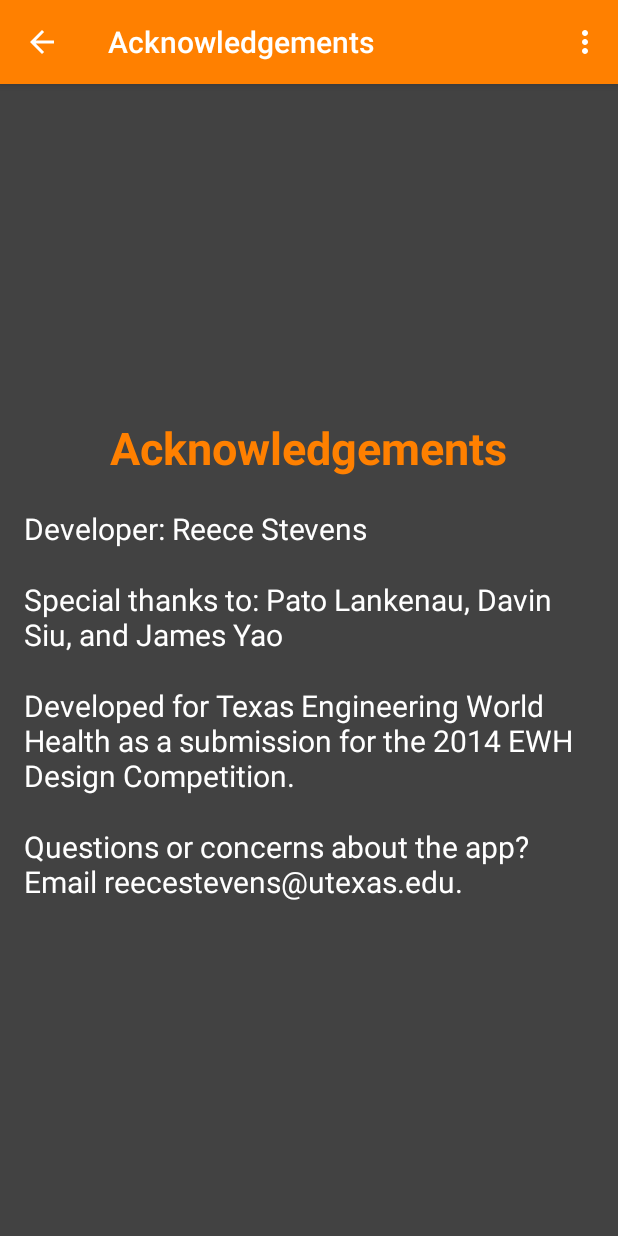
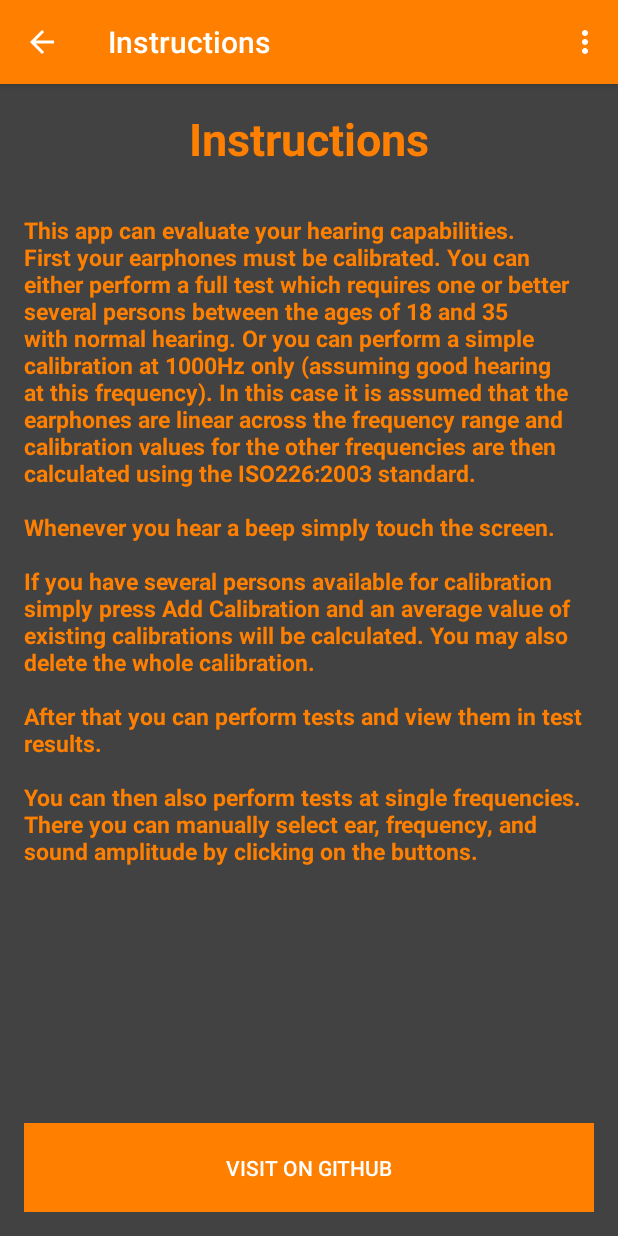
Before and after one commit to woheller69/audiometry, an Android app: the Info screen opened directly, with no data from a screen before it, on a phone screen of 412 x 824 dp. Run offline under Robolectric (Android 15) with nearby library versions, the phone set to English and light mode, and no system bars.

Commit message:
update README.md add instructions

```diff
--- a/app/src/main/java/ut/ewh/audiometrytest/Acknowledgements.java
+++ b/app/src/main/java/ut/ewh/audiometrytest/Info.java
@@ -1,31 +1,32 @@
 package ut.ewh.audiometrytest;
 
-import android.os.Build;
+import android.content.Intent;
+import android.net.Uri;
 import android.os.Bundle;
 import android.support.v7.app.ActionBarActivity;
 import android.view.Menu;
 import android.view.MenuItem;
+import android.view.View;
 import android.view.WindowManager;
-
-import com.github.mikephil.charting.charts.LineChart;
-import com.github.mikephil.charting.data.Entry;
-import com.github.mikephil.charting.data.LineData;
-import com.github.mikephil.charting.data.LineDataSet;
-
-import java.util.ArrayList;
+import android.widget.Button;
 
 
-public class Acknowledgements extends ActionBarActivity {
+public class Info extends ActionBarActivity {
 
     @Override
     protected void onCreate(Bundle savedInstanceState) {
         super.onCreate(savedInstanceState);
-        setContentView(R.layout.activity_acknowledgements);
+        setContentView(R.layout.activity_info);
+        Button github =findViewById(R.id.Github);
+        github.setOnClickListener(new View.OnClickListener() {
+            @Override
+            public void onClick(View v) {
+                startActivity(new Intent(Intent.ACTION_VIEW, Uri.parse("https://github.com/woheller69/audiometer")));
+
+            }
+        });
         getWindow().addFlags(WindowManager.LayoutParams.FLAG_DRAWS_SYSTEM_BAR_BACKGROUNDS);
         getWindow().setStatusBarColor(getResources().getColor(R.color.primary_dark,getTheme()));
-        //ActionBar actionbar = getSupportActionBar();
-        //actionbar.setDisplayHomeAsUpEnabled(true);
-
 
     }
 
@@ -34,7 +35,7 @@ public class Acknowledgements extends ActionBarActivity {
     public boolean onCreateOptionsMenu(Menu menu) {
 
         // Inflate the menu; this adds items to the action bar if it is present.
-        getMenuInflater().inflate(R.menu.acknowledgements, menu);
+        getMenuInflater().inflate(R.menu.info, menu);
         return true;
     }
 
--- a/app/src/main/java/ut/ewh/audiometrytest/MainActivity.java
+++ b/app/src/main/java/ut/ewh/audiometrytest/MainActivity.java
@@ -38,7 +38,7 @@ public class MainActivity extends ActionBarActivity{
     }
 
     /**
-     * goes to TestProctoring activity
+     * goes to PerformTest activity
      * @param view- current view
      */
     public void gotoTest(View view){
@@ -48,7 +48,7 @@ public class MainActivity extends ActionBarActivity{
     }
 
     /**
-     * goes to TestProctoring activity
+     * goes to PerformTest activity
      * @param view- current view
      */
     public void gotoSingleTest(View view){
@@ -65,7 +65,7 @@ public class MainActivity extends ActionBarActivity{
         startActivity(intent);
     }
     public void gotoAcknowledgements(View view){
-        Intent intent = new Intent(this, Acknowledgements.class);
+        Intent intent = new Intent(this, Info.class);
         startActivity(intent);
     }
 
--- a/app/src/main/res/layout/activity_acknowledgements.xml
+++ /dev/null
@@ -1,62 +0,0 @@
-<LinearLayout xmlns:android="http://schemas.android.com/apk/res/android"
-    xmlns:tools="http://schemas.android.com/tools"
-    android:layout_width="match_parent"
-    android:layout_height="match_parent"
-    android:paddingLeft="@dimen/activity_horizontal_margin"
-    android:paddingRight="@dimen/activity_horizontal_margin"
-    android:paddingTop="@dimen/activity_vertical_margin"
-    android:paddingBottom="@dimen/activity_vertical_margin"
-    android:background="@color/background_grey"
-    android:orientation="vertical"
-    android:gravity="center_vertical"
-    tools:context="ut.ewh.audiometrytest.Acknowledgements">
-
-    <TextView
-        android:text="@string/acknowledgements_title"
-        android:layout_width="wrap_content"
-        android:layout_height="wrap_content"
-        android:textSize="30sp"
-        android:textStyle="bold"
-        android:textColor="#FF8000"
-        android:gravity="center"
-        android:layout_gravity="center"/>
-
-    <TextView
-        android:layout_width="wrap_content"
-        android:layout_height="wrap_content"
-        android:text="@string/developer"
-        android:textSize="20sp"
-        android:layout_marginTop="20sp"
-        android:textColor="#FFFFFF"
-        />
-    <TextView
-        android:layout_width="wrap_content"
-        android:layout_height="wrap_content"
-        android:text="@string/special_thanks"
-        android:layout_marginTop="20sp"
-
-        android:textSize="20sp"
-        android:textColor="#FFFFFF"
-        />
-    <TextView
-        android:layout_width="wrap_content"
-        android:layout_height="wrap_content"
-        android:text="@string/reason"
-        android:layout_marginTop="20sp"
-
-        android:textSize="20sp"
-        android:textColor="#FFFFFF"
-        />
-    <TextView
-        android:layout_width="wrap_content"
-        android:layout_height="wrap_content"
-        android:text="@string/final_notes"
-        android:layout_marginTop="20sp"
-
-        android:textSize="20sp"
-        android:textColor="#FFFFFF"
-        />
-
-
-
-</LinearLayout>
--- /dev/null
+++ b/app/src/main/res/layout/activity_info.xml
@@ -0,0 +1,58 @@
+<LinearLayout xmlns:android="http://schemas.android.com/apk/res/android"
+    xmlns:tools="http://schemas.android.com/tools"
+    android:layout_width="match_parent"
+    android:layout_height="match_parent"
+    android:paddingLeft="@dimen/activity_horizontal_margin"
+    android:paddingRight="@dimen/activity_horizontal_margin"
+    android:paddingTop="@dimen/activity_vertical_margin"
+    android:paddingBottom="@dimen/activity_vertical_margin"
+    android:background="@color/background_grey"
+    android:orientation="vertical"
+    android:gravity="center_vertical"
+    tools:context="ut.ewh.audiometrytest.Info">
+
+    <TextView
+        android:text="@string/title_activity_info"
+        android:layout_width="wrap_content"
+        android:layout_height="wrap_content"
+        android:textSize="30sp"
+        android:textStyle="bold"
+        android:textColor="#FF8000"
+        android:gravity="center"
+        android:layout_gravity="center"/>
+    <ScrollView
+        android:layout_width="match_parent"
+        android:layout_height="0dp"
+        android:layout_weight="0.70"
+        android:layout_marginTop="30dp"
+        android:paddingBottom="20sp">
+        <LinearLayout
+            android:layout_width="match_parent"
+            android:layout_height="wrap_content"
+            android:orientation="vertical">
+            <TextView
+                android:text="@string/instructions"
+                android:layout_width="wrap_content"
+                android:layout_height="wrap_content"
+                android:textSize="15sp"
+                android:textStyle="bold"
+                android:textColor="#FF8000"
+                android:gravity="left"
+                android:layout_gravity="center"/>
+        </LinearLayout>
+    </ScrollView>
+
+    <Button
+        android:id="@+id/Github"
+        android:layout_width="match_parent"
+        android:layout_height="wrap_content"
+        android:text="Visit on GitHub"
+        android:paddingTop="20sp"
+        android:paddingBottom="20sp"
+        android:layout_marginTop="20dp"
+        android:background="@drawable/button_background"
+        android:gravity="center"
+        android:elevation="5dp"/>
+
+
+</LinearLayout>
--- a/app/src/main/res/layout/activity_main.xml
+++ b/app/src/main/res/layout/activity_main.xml
@@ -104,9 +104,9 @@
             android:elevation="5dp"/>
 
          <Button
-            android:layout_width="wrap_content"
+             android:layout_width="170sp"
             android:layout_height="wrap_content"
-            android:text="@string/button_acknowledgements"
+            android:text="@string/button_info"
             android:paddingLeft="20sp"
             android:paddingRight="10sp"
             android:paddingTop="20sp"
--- a/app/src/main/res/menu/acknowledgements.xml
+++ b/app/src/main/res/menu/info.xml
@@ -1,7 +1,7 @@
 <menu xmlns:android="http://schemas.android.com/apk/res/android"
     xmlns:app="http://schemas.android.com/apk/res-auto"
     xmlns:tools="http://schemas.android.com/tools"
-    tools:context="ut.ewh.audiometrytest.Acknowledgements" >
+    tools:context="ut.ewh.audiometrytest.Info" >
 
     <item android:id="@+id/action_settings"
         android:title="@string/action_settings"
--- a/app/src/main/res/values/strings.xml
+++ b/app/src/main/res/values/strings.xml
@@ -6,12 +6,10 @@
     <string name="main_menu_greeting">Audiometry</string>
     <string name="main_menu_greeting_body">Quick and Simple Hearing Evaluation</string>
     <string name="button_start">Start Full Test</string>
-    <string name="button_acknowledgements">Acknowledgements</string>
-    <string name="title_activity_pre_test_information">Before We Begin</string>
+    <string name="button_info">Instructions</string>
 
-    <string name="title_activity_test_proctoring">Tap When You Hear A Beep</string>
+    <string name="title_activity_performTest">Tap When You Hear A Beep</string>
     <string name="test_running">Test in Progress!</string>
-    <string name="title_activity_test_proctoring_revised">Test Has Begun!</string>
     <string name="title_activity_export_data">Export Data</string>
     <string name="button_export">Test Results</string>
     <string name="title_activity_test_complete">Test Complete!</string>
@@ -36,12 +34,8 @@
     <string name="export_data_complete_title">Data Export Complete!</string>
     <string name="export_data_complete_button">Return to Home</string>
     <string name="export_data_complete_caveat">If you can\'t find the test results in your inbox, be sure to check your junk or spam folder.</string>
-    <string name="title_activity_acknowledgements">Acknowledgements</string>
-    <string name="acknowledgements_title">Acknowledgements</string>
-    <string name="developer">Developer: Reece Stevens</string>
-    <string name="special_thanks">Special thanks to: Pato Lankenau, Davin Siu, and James Yao</string>
-    <string name="reason">Developed for Texas Engineering World Health as a submission for the 2014 EWH Design Competition.</string>
-    <string name="final_notes">Questions or concerns about the app? Email reecestevens@utexas.edu.</string>
+    <string name="title_activity_info">Instructions</string>
+
     <string name="title_activity_export_error">Export Error</string>
     <string name="export_error_title">Oops!</string>
     <string name="export_error_body">Export seems to have run into a problem. Please check your internet connection and try again. You can access your results at any time through the Test Results page and email from there!</string>
@@ -60,5 +54,7 @@
     <string name="no_test_results">Sorry! It seems there are no tests currently stored in memory. Please take a test, then return to this page to view the results.</string>
     <string name="num_calibrations_text">Num calibrations</string>
     <string name="chart_description">Hearing Thresholds (dB HL)</string>
+    <string name="instructions">This app can evaluate your hearing capabilities.\nFirst your earphones must be calibrated. You can either perform a full test which requires one or better several persons between the ages of 18 and 35 with normal hearing. Or you can perform a simple calibration at 1000Hz only (assuming good hearing at this frequency). In this case it is assumed that the earphones are linear across the frequency range and calibration values for the other frequencies are then calculated using the ISO226:2003 standard.\n\nWhenever you hear a beep simply touch the screen.\n\nIf you have several persons available for calibration simply press "Add Calibration" and an average value of existing calibrations will be calculated. You may also delete the whole calibration.\n\nAfter that you can perform tests and view them in test results.\n\nYou can then also perform tests at single frequencies. There you can manually select ear, frequency, and sound amplitude by clicking on the buttons.
+</string>
 
 </resources>
```
Also changed, not shown: app/src/main/AndroidManifest.xml (+4 -4 lines), 4 other files.
